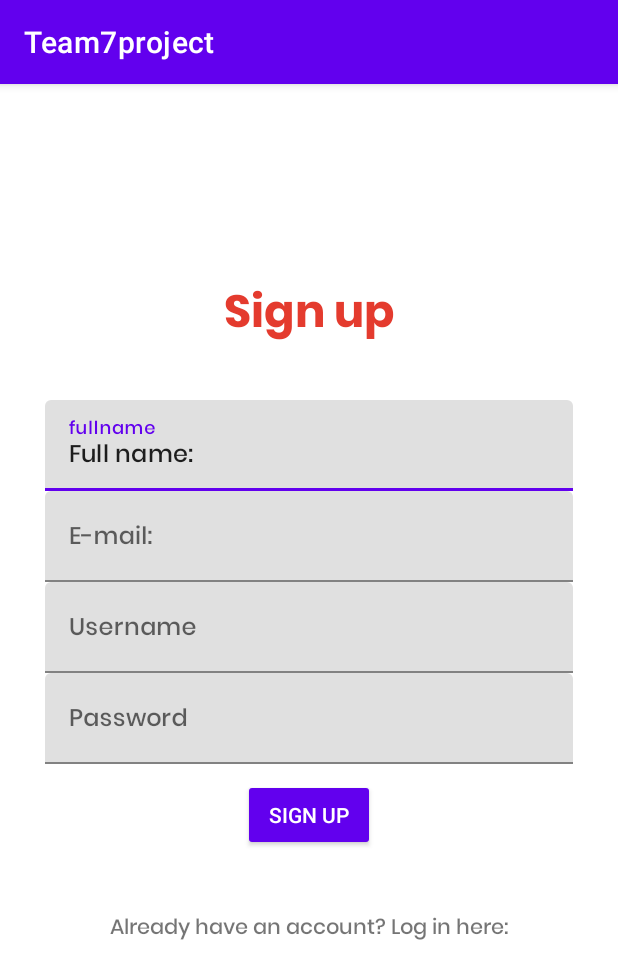
After one commit to RAdhyapak/MADTeam7Project, an Android app: the SignUp screen opened directly, with no data from a screen before it, on a phone screen of 412 x 824 dp. The commit adds this screen. Shown: the top 979 px of the screen. Run offline under Robolectric (Android 15) with nearby library versions, the light colour scheme and no system bars.

Commit message:
added login and signup activities

```diff
--- /dev/null
+++ b/app/src/main/java/com/example/team7project/SignUp.java
@@ -0,0 +1,14 @@
+package com.example.team7project;
+
+import androidx.appcompat.app.AppCompatActivity;
+
+import android.os.Bundle;
+
+public class SignUp extends AppCompatActivity {
+
+    @Override
+    protected void onCreate(Bundle savedInstanceState) {
+        super.onCreate(savedInstanceState);
+        setContentView(R.layout.activity_sign_up);
+    }
+}
--- /dev/null
+++ b/app/src/main/res/layout/activity_sign_up.xml
@@ -0,0 +1,152 @@
+<?xml version="1.0" encoding="utf-8"?>
+<androidx.constraintlayout.widget.ConstraintLayout xmlns:android="http://schemas.android.com/apk/res/android"
+    xmlns:app="http://schemas.android.com/apk/res-auto"
+    xmlns:tools="http://schemas.android.com/tools"
+    android:layout_width="match_parent"
+    android:layout_height="match_parent"
+    tools:context=".SignUp">
+
+    <androidx.constraintlayout.widget.ConstraintLayout
+        android:layout_width="match_parent"
+        android:layout_height="wrap_content"
+        app:layout_constraintBottom_toBottomOf="parent"
+        app:layout_constraintTop_toTopOf="parent"
+        app:layout_constraintVertical_bias="0.4">
+
+        <TextView
+            android:id="@+id/textView"
+            android:layout_width="match_parent"
+            android:layout_height="wrap_content"
+            android:fontFamily="@font/poppinsbold"
+            android:gravity="center"
+            android:text="@string/signup"
+            android:textSize="30sp"
+            android:textColor="@color/colorAccent"
+            app:layout_constraintEnd_toEndOf="parent"
+            app:layout_constraintHorizontal_bias="0.0"
+            app:layout_constraintStart_toStartOf="parent"
+            app:layout_constraintTop_toTopOf="parent"
+            tools:targetApi="jelly_bean" />
+
+        <com.google.android.material.textfield.TextInputLayout
+            android:id="@+id/textInputLayoutFullname"
+            android:layout_width="match_parent"
+            android:layout_height="wrap_content"
+            android:layout_marginLeft="30dp"
+            android:layout_marginTop="30dp"
+            android:layout_marginRight="30dp"
+            android:hint="@string/fullname"
+            app:layout_constraintEnd_toEndOf="parent"
+            app:layout_constraintHorizontal_bias="0.0"
+            app:layout_constraintStart_toStartOf="parent"
+            app:layout_constraintTop_toBottomOf="@+id/textView">
+
+            <com.google.android.material.textfield.TextInputEditText
+                android:id="@+id/fullname"
+                android:layout_width="match_parent"
+                android:layout_height="wrap_content"
+                android:drawableEnd="@drawable/ic_name"
+                android:drawableRight="@drawable/ic_name"
+                android:fontFamily="@font/poppinsmedium"
+                android:text="Full name:"
+                tools:targetApi="jelly_bean" />
+        </com.google.android.material.textfield.TextInputLayout>
+
+        <com.google.android.material.textfield.TextInputLayout
+            android:id="@+id/textInputLayoutEmail"
+            android:layout_width="match_parent"
+            android:layout_height="wrap_content"
+            android:layout_marginLeft="30dp"
+            android:layout_marginRight="30dp"
+            android:hint="@string/email"
+            app:layout_constraintEnd_toEndOf="parent"
+            app:layout_constraintHorizontal_bias="0.0"
+            app:layout_constraintStart_toStartOf="parent"
+            app:layout_constraintTop_toBottomOf="@+id/textInputLayoutFullname">
+
+            <com.google.android.material.textfield.TextInputEditText
+                android:id="@+id/email"
+                android:layout_width="match_parent"
+                android:layout_height="wrap_content"
+                android:drawableEnd="@drawable/ic_email"
+                android:drawableRight="@drawable/ic_email"
+                android:fontFamily="@font/poppinsmedium"
+                tools:targetApi="jelly_bean" />
+        </com.google.android.material.textfield.TextInputLayout>
+
+        <com.google.android.material.textfield.TextInputLayout
+            android:id="@+id/textInputLayoutUsername"
+            android:layout_width="match_parent"
+            android:layout_height="wrap_content"
+            android:layout_marginLeft="30dp"
+            android:layout_marginRight="30dp"
+            android:hint="@string/username"
+            app:layout_constraintEnd_toEndOf="parent"
+            app:layout_constraintHorizontal_bias="0.0"
+            app:layout_constraintStart_toStartOf="parent"
+            app:layout_constraintTop_toBottomOf="@+id/textInputLayoutEmail">
+
+            <com.google.android.material.textfield.TextInputEditText
+                android:id="@+id/username"
+                android:layout_width="match_parent"
+                android:layout_height="wrap_content"
+                android:drawableEnd="@drawable/ic_user"
+                android:drawableRight="@drawable/ic_user"
+                android:fontFamily="@font/poppinsmedium"
+                tools:targetApi="jelly_bean" />
+        </com.google.android.material.textfield.TextInputLayout>
+
+        <com.google.android.material.textfield.TextInputLayout
+            android:id="@+id/textInputLayoutPassword"
+            android:layout_width="match_parent"
+            android:layout_height="wrap_content"
+            android:layout_marginLeft="30dp"
+            android:layout_marginRight="30dp"
+            android:hint="@string/password"
+            app:layout_constraintTop_toBottomOf="@+id/textInputLayoutUsername"
+            tools:layout_editor_absoluteX="0dp">
+
+            <com.google.android.material.textfield.TextInputEditText
+                android:id="@+id/password"
+                android:layout_width="match_parent"
+                android:layout_height="wrap_content"
+                android:drawableEnd="@drawable/ic_password"
+                android:drawableRight="@drawable/ic_password"
+                android:fontFamily="@font/poppinsmedium"
+                tools:targetApi="jelly_bean" />
+        </com.google.android.material.textfield.TextInputLayout>
+
+        <ProgressBar
+            android:id="@+id/progress"
+            android:layout_width="wrap_content"
+            android:layout_height="wrap_content"
+            android:visibility="gone"
+            app:layout_constraintEnd_toEndOf="parent"
+            app:layout_constraintStart_toStartOf="parent"
+            app:layout_constraintTop_toBottomOf="@+id/textInputLayoutPassword" />
+
+        <Button
+            android:id="@+id/buttonSignUp"
+            style="@style/Widget.AppCompat.Button.Colored"
+            android:layout_width="wrap_content"
+            android:layout_height="wrap_content"
+            android:layout_marginTop="10dp"
+            android:text="@string/signup"
+            app:layout_constraintEnd_toEndOf="parent"
+            app:layout_constraintStart_toStartOf="parent"
+            app:layout_constraintTop_toBottomOf="@+id/progress" />
+
+        <TextView
+            android:id="@+id/loginText"
+            android:layout_width="wrap_content"
+            android:layout_height="wrap_content"
+            android:layout_marginTop="40dp"
+            android:fontFamily="@font/poppinsmedium"
+            android:text="@string/loginhere"
+            app:layout_constraintEnd_toEndOf="parent"
+            app:layout_constraintStart_toStartOf="parent"
+            app:layout_constraintTop_toBottomOf="@+id/buttonSignUp"
+            tools:targetApi="jelly_bean" />
+    </androidx.constraintlayout.widget.ConstraintLayout>
+
+</androidx.constraintlayout.widget.ConstraintLayout>
--- a/app/src/main/res/values/colors.xml
+++ b/app/src/main/res/values/colors.xml
@@ -7,4 +7,5 @@
     <color name="teal_700">#FF018786</color>
     <color name="black">#FF000000</color>
     <color name="white">#FFFFFFFF</color>
+    <color name="colorAccent">#E43B2E</color>
 </resources>
--- /dev/null
+++ b/app/src/main/res/values/refs.xml
@@ -0,0 +1,8 @@
+<?xml version="1.0" encoding="utf-8"?>
+<resources>
+    <drawable name="ic_user" />
+    <drawable name="username_right" />
+    <drawable name="ic_password" />
+    <drawable name="ic_name" />
+    <drawable name="ic_email" />
+</resources>
--- a/app/src/main/res/values/strings.xml
+++ b/app/src/main/res/values/strings.xml
@@ -1,3 +1,13 @@
 <resources>
     <string name="app_name">Team7project</string>
+    <string name="username">Username</string>
+    <string name="password">Password</string>
+    <string name="button">Button</string>
+    <string name="log_in">Log In</string>
+    <string name="login">Login</string>
+    <string name="signuphere">Sign up here!</string>
+    <string name="signup">Sign up</string>
+    <string name="fullname">fullname</string>
+    <string name="email">E-mail:</string>
+    <string name="loginhere">Already have an account? Log in here:</string>
 </resources>
```
Also changed, not shown: app/src/main/AndroidManifest.xml (+14 -0 lines), app/src/main/java/com/example/team7project/Login.java (added, +14 -0 lines), app/src/main/res/layout/activity_login.xml (added, +108 -0 lines), app/src/main/res/font/poppinsbold.ttf (added), app/src/main/res/font/poppinsmedium.ttf (added).
